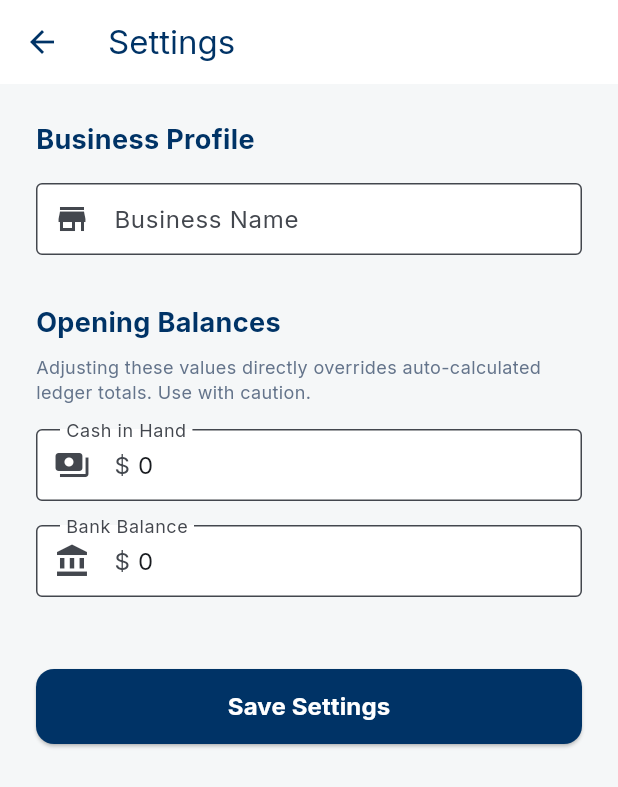
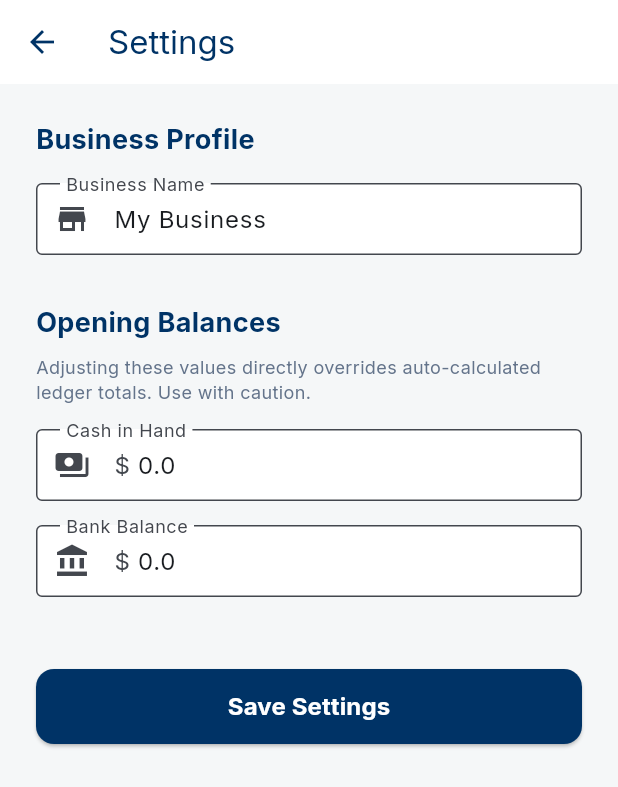
Before and after one commit to ShaikhNabeelShabbir/ledgerly_app, a Flutter app: the screen it shows once a user with an empty profile is signed in, after a tap on "Settings", on a phone screen of 412 x 824 dp. Shown: the top 787 px of the screen. Run offline on Flutter 3.47's test engine with Material 3 defaults, Android fonts, the phone set to English and light mode, and no system bars; our stand-ins replace google_fonts, supabase_flutter; accounts and stored records are empty; network calls fail.

Commit message:
added : models and enums

```diff
--- /dev/null
+++ b/lib/models/profile.dart
@@ -0,0 +1,31 @@
+class Profile {
+  final String id;
+  final String businessName;
+  final double cashInHand;
+  final double bankBalance;
+
+  Profile({
+    required this.id,
+    required this.businessName,
+    required this.cashInHand,
+    required this.bankBalance,
+  });
+
+  factory Profile.fromJson(Map<String, dynamic> json) {
+    return Profile(
+      id: json['id'] as String? ?? '',
+      businessName: json['business_name'] as String? ?? 'My Business',
+      cashInHand: (json['cash_in_hand'] as num?)?.toDouble() ?? 0.0,
+      bankBalance: (json['bank_balance'] as num?)?.toDouble() ?? 0.0,
+    );
+  }
+
+  static Profile empty() {
+    return Profile(
+      id: '',
+      businessName: 'My Business',
+      cashInHand: 0.0,
+      bankBalance: 0.0,
+    );
+  }
+}
--- a/lib/screens/dashboard_screen.dart
+++ b/lib/screens/dashboard_screen.dart
@@ -4,6 +4,8 @@ import 'package:ledgerly_app/screens/party_ledger_screen.dart';
 import 'package:ledgerly_app/screens/settings_screen.dart';
 import 'package:ledgerly_app/screens/transactions_screen.dart';
 import 'package:ledgerly_app/models/party.dart';
+import 'package:ledgerly_app/models/profile.dart';
+import 'package:ledgerly_app/constants/enums.dart';
 import 'package:ledgerly_app/services/auth_service.dart';
 import 'package:ledgerly_app/services/profile_service.dart';
 import 'package:ledgerly_app/services/party_service.dart';
@@ -34,34 +36,28 @@ class _DashboardScreenState extends State<DashboardScreen> {
       return const Scaffold(body: Center(child: Text('Please login')));
     }
 
-    return StreamBuilder<Map<String, dynamic>>(
+    return StreamBuilder<Profile>(
       stream: _profileService.watchProfile(),
       builder: (context, profileSnapshot) {
         if (profileSnapshot.connectionState == ConnectionState.waiting) {
           return const Scaffold(body: Center(child: CircularProgressIndicator()));
         }
 
-        final profile = profileSnapshot.data ?? {};
-        final businessName = profile['business_name'] ?? 'My Business';
-        final cashInHand = (profile['cash_in_hand'] as num?)?.toDouble() ?? 0.0;
-        final bankBalance = (profile['bank_balance'] as num?)?.toDouble() ?? 0.0;
+        final profile = profileSnapshot.data ?? Profile.empty();
 
-        return StreamBuilder<List<Map<String, dynamic>>>(
+        return StreamBuilder<List<Party>>(
           stream: _partyService.watchParties(),
           builder: (context, partiesSnapshot) {
-            final partiesData = partiesSnapshot.data ?? [];
+            final parties = partiesSnapshot.data ?? [];
 
             double receivable = 0;
             double payable = 0;
 
-            for (var p in partiesData) {
-              final amount = (p['amount'] as num?)?.toDouble() ?? 0.0;
-              final type = p['party_type'] as String? ?? 'Customer';
-
-              if (type == 'Customer') {
-                receivable += amount;
+            for (var party in parties) {
+              if (party.isCustomer) {
+                receivable += party.amount;
               } else {
-                payable += amount;
+                payable += party.amount;
               }
             }
 
@@ -95,7 +91,7 @@ class _DashboardScreenState extends State<DashboardScreen> {
                                 crossAxisAlignment: CrossAxisAlignment.start,
                                 mainAxisAlignment: MainAxisAlignment.center,
                                 children: [
-                                  Text(businessName, style: const TextStyle(color: AppColors.primary, fontSize: 18, fontWeight: FontWeight.bold)),
+                                  Text(profile.businessName, style: const TextStyle(color: AppColors.primary, fontSize: 18, fontWeight: FontWeight.bold)),
                                   Text('Today, ${DateFormat('MMM dd').format(DateTime.now())}', style: const TextStyle(color: AppColors.slate500, fontSize: 12)),
                                 ],
                               ),
@@ -146,10 +142,10 @@ class _DashboardScreenState extends State<DashboardScreen> {
                       padding: const EdgeInsets.symmetric(horizontal: 16),
                       child: Row(
                         children: [
-                          _buildSummaryCard(context, Icons.payments, 'Cash in Hand', '\$${NumberFormat("#,##0").format(cashInHand)}', onTap: () {
+                          _buildSummaryCard(context, Icons.payments, 'Cash in Hand', '\$${NumberFormat("#,##0").format(profile.cashInHand)}', onTap: () {
                           }, isEditable: true),
                           const SizedBox(width: 16),
-                          _buildSummaryCard(context, Icons.account_balance, 'Bank Balance', '\$${NumberFormat("#,##0").format(bankBalance)}', onTap: () {
+                          _buildSummaryCard(context, Icons.account_balance, 'Bank Balance', '\$${NumberFormat("#,##0").format(profile.bankBalance)}', onTap: () {
                           }, isEditable: true),
                           const SizedBox(width: 16),
                           _buildSummaryCard(context, Icons.call_received, 'Receivable', '\$${NumberFormat("#,##0").format(receivable)}', onTap: () => setState(() => _isCustomerTab = true)),
@@ -202,11 +198,9 @@ class _DashboardScreenState extends State<DashboardScreen> {
                     Padding(
                       padding: const EdgeInsets.symmetric(horizontal: 16),
                       child: Column(
-                        children: partiesData.where((p) {
-                           final type = p['party_type'] as String? ?? 'Customer';
-                           return _isCustomerTab ? type == 'Customer' : type == 'Supplier';
-                        }).map((data) {
-                          final party = Party.fromJson(data);
+                        children: parties.where((party) {
+                           return _isCustomerTab ? party.isCustomer : !party.isCustomer;
+                        }).map((party) {
                           return Column(
                             children: [
                               _buildPartyItem(context, party),
@@ -259,7 +253,7 @@ class _DashboardScreenState extends State<DashboardScreen> {
   Future<void> _showAddPartyDialog(BuildContext context) async {
     final nameController = TextEditingController();
     DateTime? selectedDate = DateTime.now().add(const Duration(days: 7));
-    String selectedPartyType = 'Customer';
+    PartyType selectedPartyType = PartyType.customer;
 
     return showDialog(
       context: context,
@@ -276,17 +270,16 @@ class _DashboardScreenState extends State<DashboardScreen> {
                     decoration: const InputDecoration(labelText: 'Party Name'),
                   ),
                   const SizedBox(height: 16),
-                  DropdownButtonFormField<String>(
+                  DropdownButtonFormField<PartyType>(
                     value: selectedPartyType,
                     decoration: const InputDecoration(
                       labelText: 'Type',
                       border: OutlineInputBorder(),
                     ),
-                    items: const [
-                      DropdownMenuItem(value: 'Customer', child: Text('Customer')),
-                      DropdownMenuItem(value: 'Supplier', child: Text('Supplier')),
-                    ],
-                    onChanged: (String? newValue) {
+                    items: PartyType.values.map((type) {
+                      return DropdownMenuItem(value: type, child: Text(type.value));
+                    }).toList(),
+                    onChanged: (PartyType? newValue) {
                       setState(() {
                         selectedPartyType = newValue!;
                       });
@@ -489,7 +482,7 @@ class _DashboardScreenState extends State<DashboardScreen> {
   Future<void> _showEditPartyDialog(BuildContext context, Party party) async {
     final nameController = TextEditingController(text: party.name);
     DateTime? selectedDate = party.dueDate;
-    String selectedPartyType = party.partyType ?? 'Customer';
+    PartyType selectedPartyType = party.partyType;
 
     return showDialog(
       context: context,
@@ -511,20 +504,20 @@ class _DashboardScreenState extends State<DashboardScreen> {
                        const Text('Type: '),
                        ChoiceChip(
                          label: const Text('Customer'),
-                         selected: selectedPartyType == 'Customer',
+                         selected: selectedPartyType == PartyType.customer,
                          onSelected: (bool selected) {
                            setState(() {
-                             selectedPartyType = 'Customer';
+                             selectedPartyType = PartyType.customer;
                            });
                          },
                        ),
                        const SizedBox(width: 8),
                        ChoiceChip(
                          label: const Text('Supplier'),
-                         selected: selectedPartyType == 'Supplier',
+                         selected: selectedPartyType == PartyType.supplier,
                          onSelected: (bool selected) {
                            setState(() {
-                             selectedPartyType = 'Supplier';
+                             selectedPartyType = PartyType.supplier;
                            });
                          },
                        ),
--- a/lib/screens/settings_screen.dart
+++ b/lib/screens/settings_screen.dart
@@ -1,9 +1,10 @@
 import 'package:flutter/material.dart';
 import 'package:ledgerly_app/theme/app_theme.dart';
+import 'package:ledgerly_app/models/profile.dart';
 import 'package:ledgerly_app/services/profile_service.dart';
 
 class SettingsScreen extends StatefulWidget {
-  final Map<String, dynamic> initialProfile;
+  final Profile initialProfile;
 
   const SettingsScreen({super.key, required this.initialProfile});
 
@@ -21,9 +22,9 @@ class _SettingsScreenState extends State<SettingsScreen> {
   @override
   void initState() {
     super.initState();
-    _businessNameController = TextEditingController(text: widget.initialProfile['business_name'] ?? '');
-    _cashController = TextEditingController(text: (widget.initialProfile['cash_in_hand'] ?? 0).toString());
-    _bankController = TextEditingController(text: (widget.initialProfile['bank_balance'] ?? 0).toString());
+    _businessNameController = TextEditingController(text: widget.initialProfile.businessName);
+    _cashController = TextEditingController(text: widget.initialProfile.cashInHand.toString());
+    _bankController = TextEditingController(text: widget.initialProfile.bankBalance.toString());
   }
 
   @override
--- a/lib/services/profile_service.dart
+++ b/lib/services/profile_service.dart
@@ -1,4 +1,5 @@
 import 'package:supabase_flutter/supabase_flutter.dart';
+import 'package:ledgerly_app/models/profile.dart';
 
 class ProfileService {
   final SupabaseClient _client = Supabase.instance.client;
@@ -26,12 +27,14 @@ class ProfileService {
   }
 
   /// Streams the current user's profile data in real-time.
-  Stream<Map<String, dynamic>> watchProfile() {
+  Stream<Profile> watchProfile() {
     return _client
         .from('profiles')
         .stream(primaryKey: ['id'])
         .eq('id', _userId!)
-        .map((data) => data.isNotEmpty ? data.first : {});
+        .map((data) => data.isNotEmpty
+            ? Profile.fromJson(data.first)
+            : Profile.empty());
   }
 
   /// Updates the current user's profile with the given fields.
```
Also changed, not shown: lib/constants/enums.dart (added, +47 -0 lines), lib/models/party.dart (+8 -8 lines), lib/models/transaction.dart (added, +67 -0 lines), lib/screens/party_ledger_screen.dart (+54 -57 lines), lib/screens/transactions_screen.dart (+27 -41 lines), lib/services/party_service.dart (+19 -14 lines), lib/services/transaction_service.dart (+12 -8 lines).
